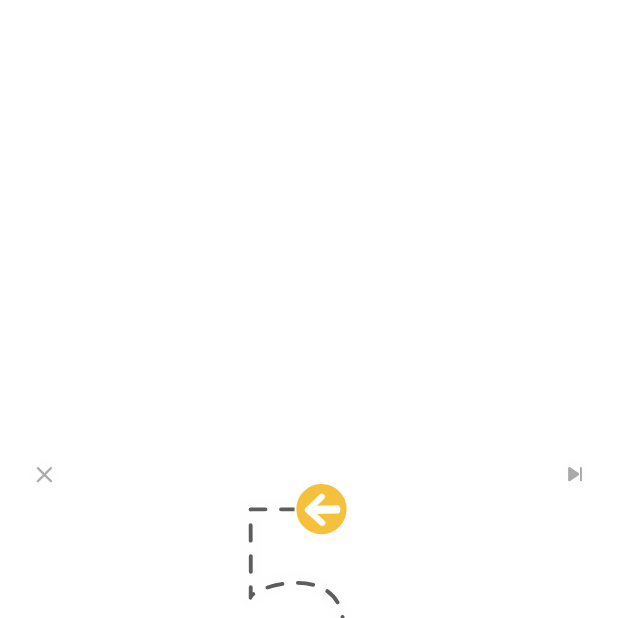
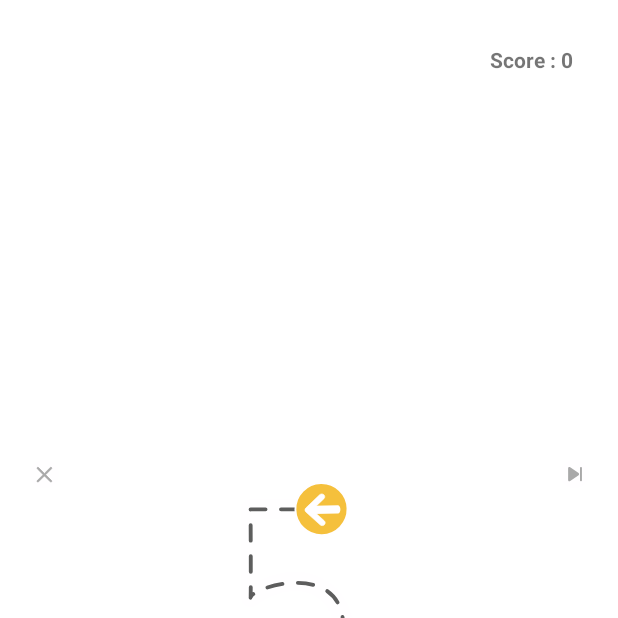
Before and after one commit to rafsanonline/drawNPaint, an Android app: the ModuleOneActivity screen opened directly, with no data from a screen before it, on a phone screen of 412 x 824 dp, the top half of it. Run offline under Robolectric (Android 15) with nearby library versions, the phone set to English and light mode, and no system bars; our stand-ins replace data binding.

Commit message:
modules updated

```diff
--- a/app/src/main/java/com/rafsan/drawNpaint/ModuleOneActivity.kt
+++ b/app/src/main/java/com/rafsan/drawNpaint/ModuleOneActivity.kt
@@ -5,6 +5,8 @@ import androidx.appcompat.app.AppCompatActivity
 import android.os.Bundle
 import android.util.Log
 import android.view.MotionEvent
+import android.view.View
+import android.widget.Toast
 import androidx.databinding.DataBindingUtil
 import androidx.lifecycle.MutableLiveData
 import androidx.lifecycle.Observer
@@ -23,6 +25,7 @@ class ModuleOneActivity : AppCompatActivity() {
 
         progressValue.observe(this, Observer {
             Log.i("LOTTIE_VALUE",it.toString())
+            binding.scoreText.text = "Score: $it"
             if (it == 5) {
                 binding.lottieAnimationView.progress = "0.0$it".toFloat()
             }
@@ -41,9 +44,12 @@ class ModuleOneActivity : AppCompatActivity() {
         when(event?.action) {
             MotionEvent.ACTION_DOWN -> {
                 if (progressValueInit<=70) {
+                    binding.levelUpText.visibility = View.GONE
                     progressValueInit += 5
                     progressValue.value = progressValueInit
                 } else {
+                    binding.levelUpText.visibility = View.VISIBLE
+                    binding.scoreText.text = "Score: 0"
                     progressValueInit = 0
                     progressValue.value = progressValueInit
                 }
--- a/app/src/main/res/layout/activity_module_one.xml
+++ b/app/src/main/res/layout/activity_module_one.xml
@@ -1,8 +1,8 @@
 <?xml version="1.0" encoding="utf-8"?>
-<layout>
-    <androidx.constraintlayout.widget.ConstraintLayout xmlns:android="http://schemas.android.com/apk/res/android"
-        xmlns:app="http://schemas.android.com/apk/res-auto"
-        xmlns:tools="http://schemas.android.com/tools"
+<layout xmlns:android="http://schemas.android.com/apk/res/android"
+    xmlns:app="http://schemas.android.com/apk/res-auto"
+    xmlns:tools="http://schemas.android.com/tools">
+    <androidx.constraintlayout.widget.ConstraintLayout
         android:layout_width="match_parent"
         android:layout_height="match_parent"
         tools:context="com.rafsan.drawNpaint.ModuleOneActivity">
@@ -18,5 +18,29 @@
             app:lottie_fileName="tracingAnimation.json"
             app:lottie_loop="false" />
 
+        <TextView
+            android:id="@+id/scoreText"
+            android:layout_width="wrap_content"
+            android:layout_height="wrap_content"
+            android:layout_marginTop="30dp"
+            android:layout_marginEnd="30dp"
+            android:layout_marginRight="30dp"
+            android:text="Score : 0"
+            android:textStyle="bold"
+            app:layout_constraintEnd_toEndOf="parent"
+            app:layout_constraintTop_toTopOf="parent" />
+
+        <TextView
+            android:id="@+id/levelUpText"
+            android:visibility="gone"
+            android:layout_width="wrap_content"
+            android:layout_height="wrap_content"
+            android:layout_marginTop="30dp"
+            android:text="Level up, touch to play again"
+            android:textStyle="bold"
+            app:layout_constraintEnd_toEndOf="parent"
+            app:layout_constraintStart_toStartOf="parent"
+            app:layout_constraintTop_toBottomOf="@+id/lottieAnimationView" />
+
     </androidx.constraintlayout.widget.ConstraintLayout>
 </layout>
```
